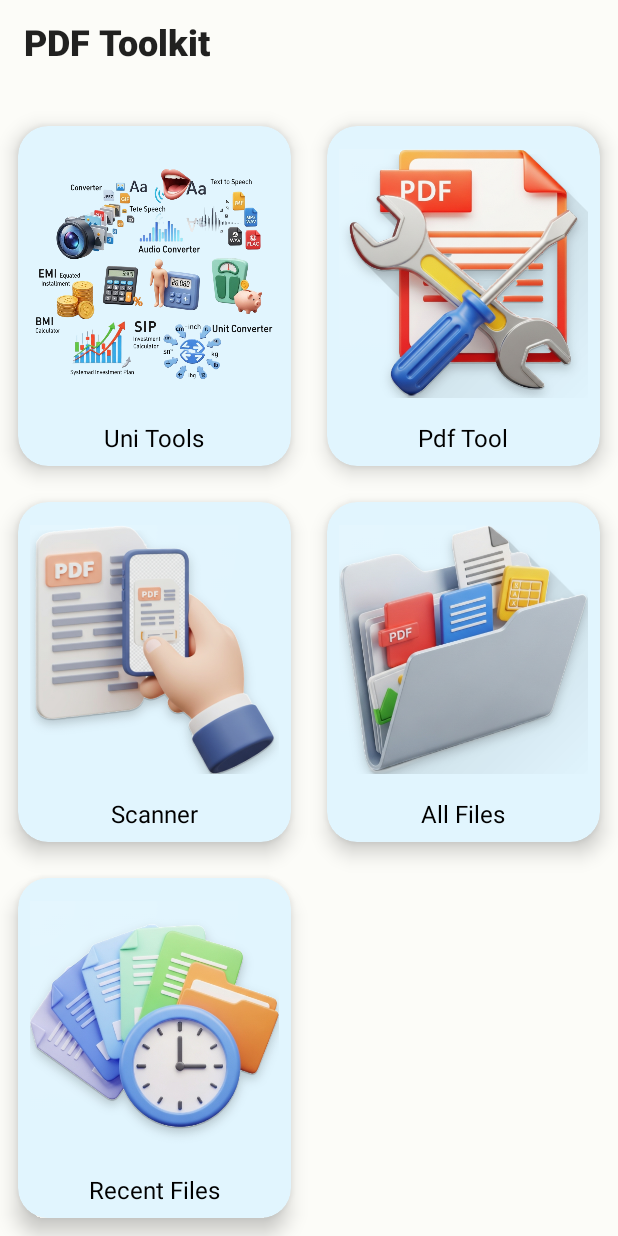
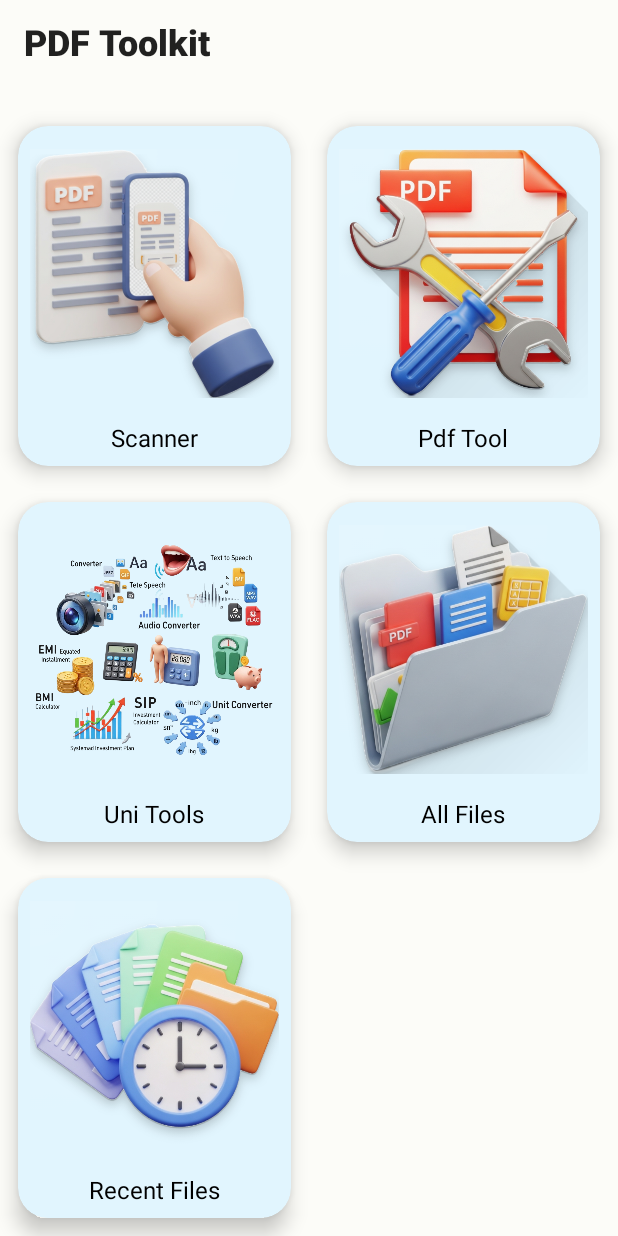
Before and after one commit to paisakamao/PDFToolkitApp-Java, an Android app: the screen it shows after launch (HomeActivity), on a phone screen of 412 x 824 dp. Run offline under Robolectric (Android 15) with nearby library versions, the phone set to English and light mode, and no system bars; libraries missing offline, so code that uses them is left out: com.google.mlkit.vision.

Commit message:
Update activity_home.xml

```diff
--- a/app/src/main/res/layout/activity_home.xml
+++ b/app/src/main/res/layout/activity_home.xml
@@ -26,18 +26,20 @@
         app:layout_constraintEnd_toEndOf="parent"
         app:layout_constraintStart_toStartOf="parent">
 
-        <!-- Card 1: Recent Files (RESTORED) -->
+
+        <!-- Card 1: Scanner Button -->
         <androidx.cardview.widget.CardView
-            android:id="@+id/card_uni_tools"
+            android:id="@+id/card_scanner"
             style="@style/HomeCardStyle"
             app:cardBackgroundColor="@color/card_background"
             app:cardCornerRadius="20dp"
             app:cardElevation="8dp">
             <LinearLayout style="@style/HomeCardLayoutStyle">
-                <ImageView style="@style/HomeCardIconStyle" android:src="@drawable/ic_uni_tools" />
-                <TextView style="@style/HomeCardTextStyle" android:text="Uni Tools" />
+                <ImageView style="@style/HomeCardIconStyle" android:src="@drawable/ic_scan_file" />
+                <TextView style="@style/HomeCardTextStyle" android:text="Scanner" />
             </LinearLayout>
         </androidx.cardview.widget.CardView>
+
         <!-- Card 2: PDF Tool Button -->
         <androidx.cardview.widget.CardView
             android:id="@+id/card_pdf_tool"
@@ -51,16 +53,16 @@
             </LinearLayout>
         </androidx.cardview.widget.CardView>
 
-        <!-- Card 3: Scanner Button -->
+        <!-- Card 3: Uni Tools Button -->
         <androidx.cardview.widget.CardView
-            android:id="@+id/card_scanner"
+            android:id="@+id/card_uni_tools"
             style="@style/HomeCardStyle"
             app:cardBackgroundColor="@color/card_background"
             app:cardCornerRadius="20dp"
             app:cardElevation="8dp">
             <LinearLayout style="@style/HomeCardLayoutStyle">
-                <ImageView style="@style/HomeCardIconStyle" android:src="@drawable/ic_scan_file" />
-                <TextView style="@style/HomeCardTextStyle" android:text="Scanner" />
+                <ImageView style="@style/HomeCardIconStyle" android:src="@drawable/ic_uni_tools" />
+                <TextView style="@style/HomeCardTextStyle" android:text="Uni Tools" />
             </LinearLayout>
         </androidx.cardview.widget.CardView>
 
@@ -77,8 +79,8 @@
             </LinearLayout>
         </androidx.cardview.widget.CardView>
 
-        <!-- Card 5: Uni Tools Button -->
-                <androidx.cardview.widget.CardView
+        <!-- Card 5: Recent Files (RESTORED) -->
+      /*  <androidx.cardview.widget.CardView
             android:id="@+id/card_file_manager"
             style="@style/HomeCardStyle"
             app:cardBackgroundColor="@color/card_background"
@@ -88,6 +90,6 @@
                 <ImageView style="@style/HomeCardIconStyle" android:src="@drawable/ic_recent_files" />
                 <TextView style="@style/HomeCardTextStyle" android:text="Recent Files" />
             </LinearLayout>
-        </androidx.cardview.widget.CardView>
+        </androidx.cardview.widget.CardView>*/
     </GridLayout>
 </androidx.constraintlayout.widget.ConstraintLayout>
```
